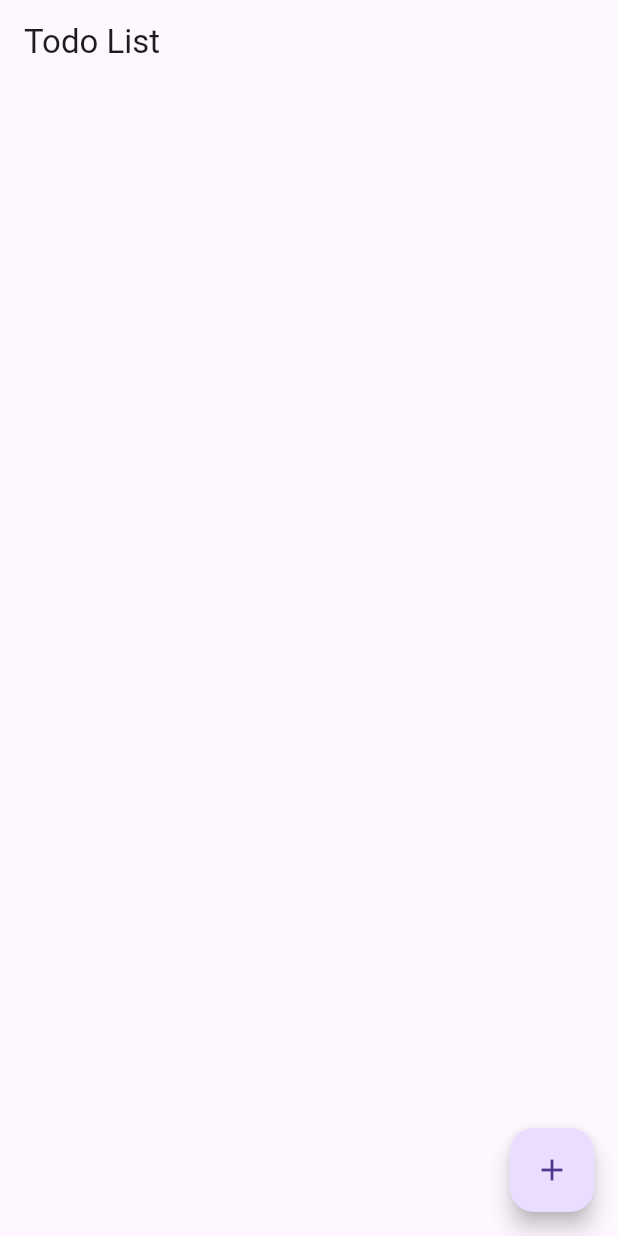
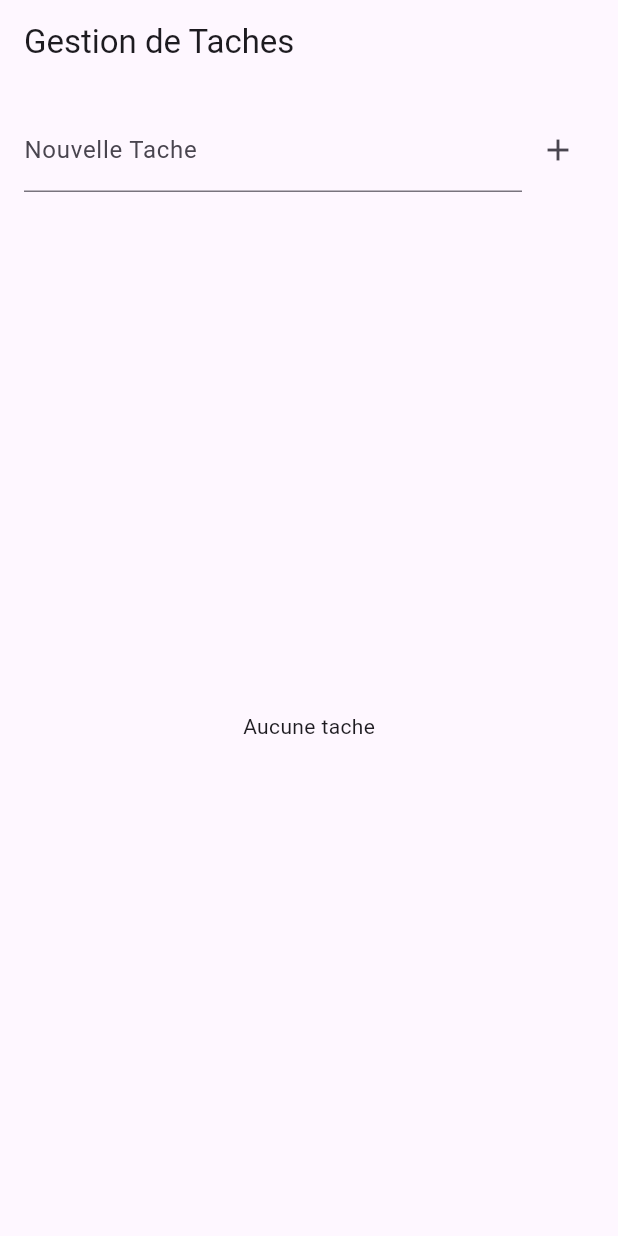
Before and after one commit to Nahary007/flutterLearning, a Flutter app: the screen it shows after launch, on a phone screen of 412 x 824 dp. Run offline on Flutter 3.47's test engine with Material 3 defaults, Android fonts, the phone set to English and light mode, and no system bars; our stand-ins replace flutter_bloc.

Commit message:
Using BLoc for a todo list

```diff
--- /dev/null
+++ b/lib/Exercice/tache_bloc.dart
@@ -0,0 +1,56 @@
+import 'package:flutter_bloc/flutter_bloc.dart';
+
+//evenements
+abstract class TacheEvent{}
+
+class AjouterTache extends TacheEvent {
+  final String titre;
+  AjouterTache(this.titre);
+}
+
+class SupprimerTache extends TacheEvent {
+  final int index;
+  SupprimerTache(this.index);
+}
+
+//etats
+abstract class TacheState{}
+
+class TacheInitial extends TacheState {
+  final List<String> taches = [];
+}
+
+class TacheMisAjour extends TacheState {
+  final List<String> taches;
+  TacheMisAjour(this.taches);
+}
+
+//Bloc
+class TacheBloc extends Bloc<TacheEvent, TacheState> {
+  TacheBloc() : super (TacheInitial()) {
+    //Ajouter tache
+    on<AjouterTache>((event, emit) {
+      final currentState = state;
+
+      if(currentState is TacheInitial) {
+        final nouvellesTaches =
+            List<String>.from(currentState.taches)..add(event.titre);
+        emit(TacheMisAjour(nouvellesTaches));
+      } else if (currentState is TacheMisAjour) {
+        final nouvellesTaches =
+            List<String>.from(currentState.taches)..add(event.titre);
+        emit(TacheMisAjour(nouvellesTaches));
+      }
+    });
+
+    //supprimer tache
+    on<SupprimerTache>((event, emit) {
+      final currentState = state;
+      if(currentState is TacheMisAjour) {
+        final nouvellesTaches =
+            List<String>.from(currentState.taches)..removeAt(event.index);
+        emit(TacheMisAjour(nouvellesTaches));
+      }
+    });
+  }
+}
--- /dev/null
+++ b/lib/Exercice/tache_page.dart
@@ -0,0 +1,70 @@
+import 'package:flutter/material.dart';
+import 'package:flutter_bloc/flutter_bloc.dart';
+import 'tache_bloc.dart';
+
+class TachePage extends StatelessWidget {
+  final TextEditingController _controller = TextEditingController();
+
+  TachePage({super.key});
+
+  @override
+  Widget build(BuildContext context) {
+    return Scaffold(
+      appBar: AppBar(title: const Text("Gestion de Taches"),),
+      body: Column(
+        children: [
+          Padding(
+            padding: const EdgeInsets.all(16),
+            child: Row(
+              children: [
+                Expanded(
+                  child: TextField(
+                    controller: _controller,
+                    decoration: const InputDecoration(
+                      labelText: "Nouvelle Tache"
+                    ),
+                  ),
+                ),
+                IconButton(
+                  icon: const Icon(Icons.add),
+                  onPressed: () {
+                    if (_controller.text.isNotEmpty) {
+                      context.read<TacheBloc>().add(AjouterTache(_controller.text));
+                      _controller.clear();
+                    }
+                  },
+                )
+              ],
+            ),
+          ),
+          Expanded(
+            child: BlocBuilder<TacheBloc, TacheState>(
+              builder: (context, state) {
+                final taches = (state is TacheMisAjour) ? state.taches : [];
+
+                if (taches.isEmpty) {
+                  return const Center(child: Text("Aucune tache"),);
+                }
+
+                return ListView.builder(
+                  itemCount: taches.length,
+                  itemBuilder: (context, index) {
+                    return ListTile(
+                      title: Text(taches[index]),
+                      trailing: IconButton(
+                        icon: const Icon(Icons.delete),
+                        onPressed: () {
+                          context.read<TacheBloc>().add(SupprimerTache(index));
+                        },
+                      ),
+                    );
+                  },
+                );
+              },
+            ),
+          )
+        ],
+      ),
+    );
+  }
+}
--- a/lib/main.dart
+++ b/lib/main.dart
@@ -1,13 +1,14 @@
 import 'package:flutter/material.dart';
-import 'package:provider/provider.dart';
-import 'Exemples/Todo.dart'; // fichier où tu as défini TodoPage et ListeTodo
+import 'package:flutter_bloc/flutter_bloc.dart';
+import 'Exercice/tache_bloc.dart';
+import 'Exercice/tache_page.dart';
 
 void main() {
   runApp(
-    ChangeNotifierProvider(
-      create: (_) => ListeTodo(),
+    BlocProvider(
+      create: (context) => TacheBloc(),
       child: const MonApp(),
-    ),
+    )
   );
 }
 
@@ -19,7 +20,7 @@ class MonApp extends StatelessWidget {
     return MaterialApp(
       debugShowCheckedModeBanner: false,
       theme: ThemeData(primarySwatch: Colors.blue),
-      home: TodoPage(), // 🚀 On démarre directement sur la TodoPage
+      home: TachePage(),
     );
   }
 }
--- a/pubspec.yaml
+++ b/pubspec.yaml
@@ -12,6 +12,8 @@ dependencies:
     sdk: flutter
   cupertino_icons: ^1.0.8
   provider: ^6.0.0
+  flutter_bloc: ^8.0.0
+  bloc: ^8.0.0
 
 dev_dependencies:
   flutter_test:
```
Also changed, not shown: pubspec.lock.
